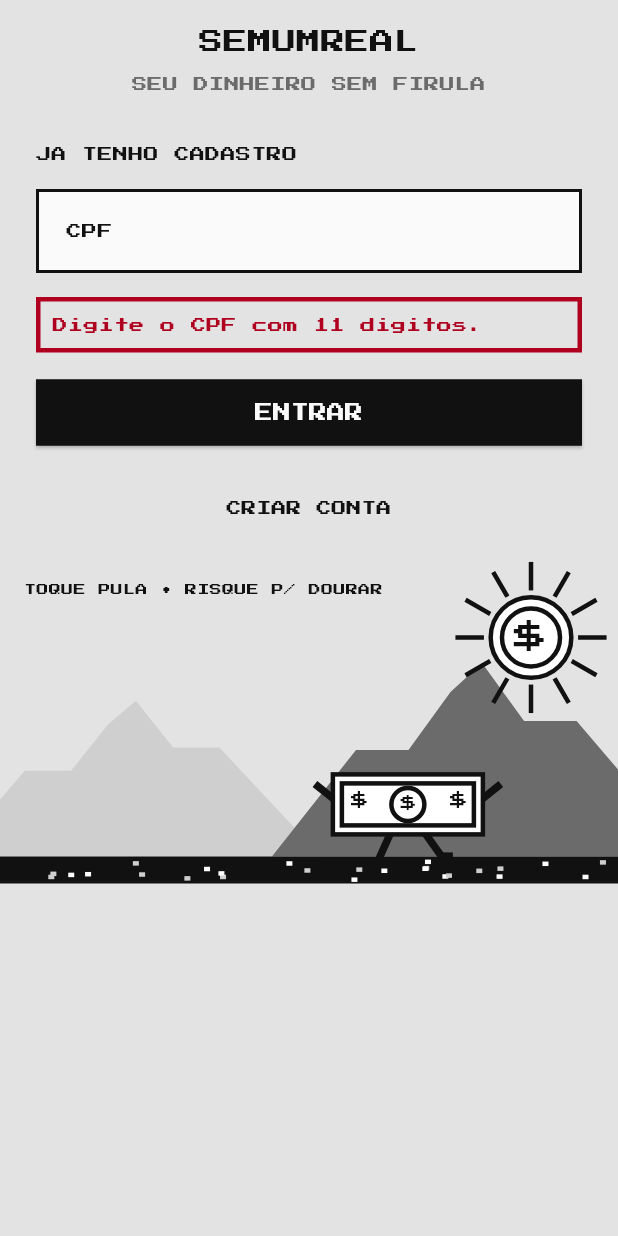
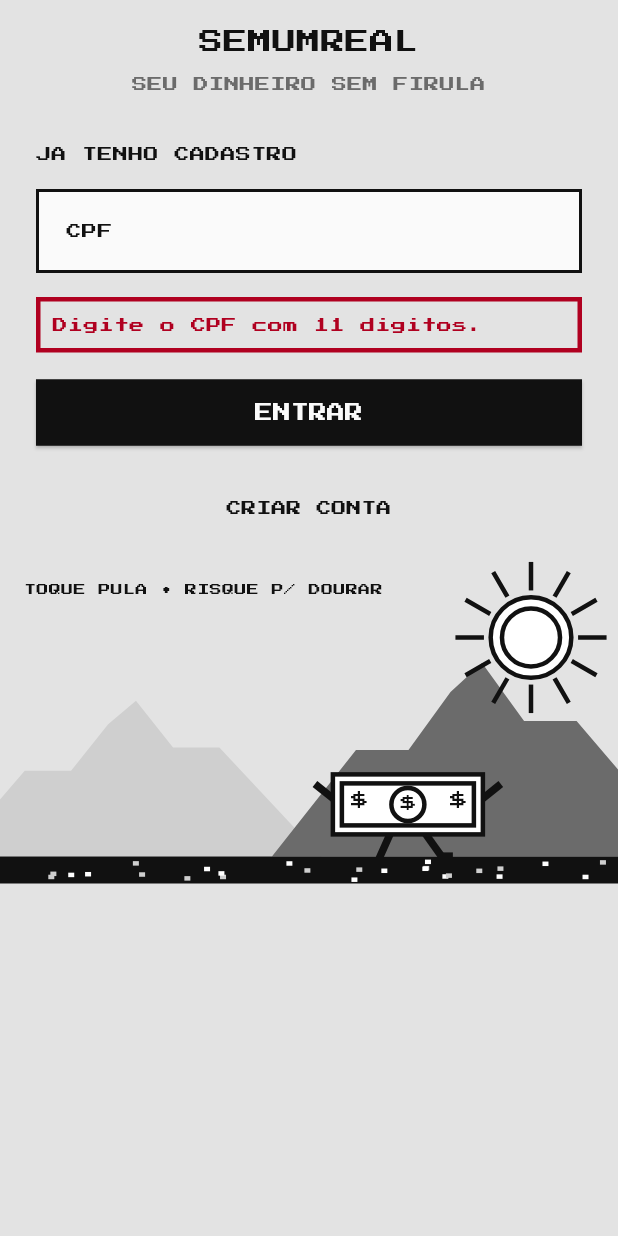
Before and after one commit to henriquecapi/capi-bank, a Flutter app: the screen it shows after launch, after a tap on "ENTRAR", on a phone screen of 412 x 824 dp. Run offline on Flutter 3.47's test engine with Material 3 defaults, Android fonts, the phone set to English and light mode, and no system bars; our stand-ins replace google_fonts, shared_preferences.

Commit message:
Sol sem $, sem percentual; dinheirinho carrega em verde junto com o sol amarelo

```diff
--- a/lib/theme/app_theme.dart
+++ b/lib/theme/app_theme.dart
@@ -20,6 +20,9 @@ class AppColors {
   // Dourado so do efeito de riscar: sol vira moedinha dourada.
   static const Color gold = Color(0xFFFFC107);
   static const Color goldDark = Color(0xFFB8860B);
+  // Verde so do efeito de riscar: o dinheirinho carrega junto com o sol.
+  static const Color moneyGreen = Color(0xFF43A047);
+  static const Color moneyGreenDark = Color(0xFF2E7D32);
 }
 
 /// Medidas de layout do SemUmReal original.
--- a/lib/widgets/coin_game.dart
+++ b/lib/widgets/coin_game.dart
@@ -1,18 +1,21 @@
 // Arte do joguinho — Capi-Bank
 // Traducao em CustomPaint da arte do login do SemUmReal (login-game.jpg):
-// sol-moeda com $ e raios, montanhas cinzas, chao preto pixelado e,
+// sol sem $ no meio e com raios, montanhas cinzas, chao preto pixelado e,
 // embaixo, um dolarzinho (nota de dolar com bracos e pernas) correndo
 // da esquerda para a direita, estilo Mario side-scroller.
-// So preto, branco e cinza — nada de verde. Animado com
+// Base preto, branco e cinza. Animado com
 // AnimationController; ha tambem uma versao estatica para telas vazias.
+// Carregar (segurar e riscar): o sol vira moeda amarela e o
+// dinheirinho carrega junto, ficando verde — os dois com o mesmo
+// progresso, sem mostrar percentual.
 
 import 'dart:math' as math;
 import 'package:flutter/material.dart';
 import 'package:google_fonts/google_fonts.dart';
 import '../theme/app_theme.dart';
 
-/// Sol-moeda estatico: circulo com $ no meio e raios em volta.
-/// [gold] 0 = sol branco P&B, 1 = moedinha totalmente dourada.
+/// Sol estatico: circulo sem $ no meio, so com raios em volta.
+/// [gold] 0 = sol branco P&B, 1 = moedinha totalmente dourada/amarela.
 class PixelSunCoin extends StatelessWidget {
   final double size;
   final double gold;
@@ -68,21 +71,7 @@ class _SunCoinPainter extends CustomPainter {
     canvas.drawCircle(c, r, fill);
     canvas.drawCircle(c, r, ink);
     canvas.drawCircle(c, r * 0.72, ink);
-
-    final tp = TextPainter(
-      text: TextSpan(
-        text: '\$',
-        style: GoogleFonts.pressStart2p(
-          fontSize: r * 0.85,
-          color: AppColors.ink,
-        ),
-      ),
-      textDirection: TextDirection.ltr,
-    )..layout();
-    tp.paint(
-      canvas,
-      Offset(c.dx - tp.width / 2, c.dy - tp.height / 2),
-    );
+    // Sem $ no meio do sol — fica so o circulo limpo.
   }
 
   @override
@@ -94,12 +83,17 @@ class _SunCoinPainter extends CustomPainter {
 /// [jump] 0 no chao, 1 no auge do pulo: no ar as pernas fecham
 /// e ficam paradas juntas; ao voltar ao chao, abrem de novo
 /// e a corrida continua.
+/// [green] 0 = nota branca P&B, 1 = nota totalmente verde.
+/// Carrega junto com o sol (mesmo progresso do riscar):
+/// sol vira moeda amarela, dinheiro vira verde.
 class _DollarBillPainter extends CustomPainter {
   final int phase; // 0 ou 1
   final double bob; // 0..1, altura do pulo
   final double jump; // 0..1, quanto do pulo do toque
+  final double green; // 0..1, quanto o dinheiro ja carregou
 
-  _DollarBillPainter({required this.phase, required this.bob, this.jump = 0});
+  _DollarBillPainter(
+      {required this.phase, required this.bob, this.jump = 0, this.green = 0});
 
   @override
   void paint(Canvas canvas, Size size) {
@@ -111,8 +105,9 @@ class _DollarBillPainter extends CustomPainter {
     final inkFill = Paint()
       ..color = AppColors.ink
       ..style = PaintingStyle.fill;
-    final whiteFill = Paint()
-      ..color = Colors.white
+    // A nota carrega em verde junto com o sol: 0 = branca, 1 = verde.
+    final billFill = Paint()
+      ..color = Color.lerp(Colors.white, AppColors.moneyGreen, green)!
       ..style = PaintingStyle.fill;
 
     // Pulo: o corpo inteiro sobe alguns pixels no meio do passo.
@@ -150,7 +145,7 @@ class _DollarBillPainter extends CustomPainter {
 
     // --- Corpo: a nota ---
     const bill = Rect.fromLTWH(10, 18, 100, 40);
-    canvas.drawRect(bill, whiteFill);
+    canvas.drawRect(bill, billFill);
     canvas.drawRect(bill, ink);
     canvas.drawRect(const Rect.fromLTWH(16, 24, 88, 28), ink);
 
@@ -170,14 +165,17 @@ class _DollarBillPainter extends CustomPainter {
     };
     dollar(12, const Offset(22, 30));
     dollar(12, const Offset(88, 30));
-    canvas.drawCircle(const Offset(60, 38), 11, whiteFill);
+    canvas.drawCircle(const Offset(60, 38), 11, billFill);
     canvas.drawCircle(const Offset(60, 38), 11, ink);
     dollar(11, const Offset(55, 32));
   }
 
   @override
   bool shouldRepaint(covariant _DollarBillPainter old) =>
-      old.phase != phase || old.bob != bob || old.jump != jump;
+      old.phase != phase ||
+      old.bob != bob ||
+      old.jump != jump ||
+      old.green != green;
 }
 
 /// Fundo da cena: ceu loginSky, montanhas cinzas e chao preto pixelado.
@@ -235,12 +233,14 @@ class _GameScenePainter extends CustomPainter {
   bool shouldRepaint(covariant CustomPainter old) => false;
 }
 
-/// Arte animada do login: sol-moeda em cima, dolarzinho correndo
+/// Arte animada do login: sol em cima, dolarzinho correndo
 /// da esquerda para a direita sobre o chao, estilo Mario.
 /// Interativa: toque rapido na area faz o dinheirinho pular.
 /// Segurar e riscar a area toda (dedo no celular, mouse no
-/// computador) vai revelando a moedinha dourada no lugar do sol,
-/// ate 100%; ao soltar, ela some suavemente. O sol tambem tem
+/// computador) vai revelando a moedinha dourada no lugar do sol
+/// e deixando o dinheirinho verde, os dois com o mesmo progresso;
+/// ao soltar, os dois voltam suavemente ao P&B. Sem percentual
+/// na tela — o carregamento se ve so pela cor. O sol tambem tem
 /// uma tremidinha de falha da Matrix de tempos em tempos.
 /// Nao e video — e animacao desenhada em CustomPaint, por isso
 /// responde ao toque.
@@ -369,8 +369,8 @@ class _CoinGameState extends State<CoinGame>
                         ),
                       ),
                     ),
-                    // Sol-moeda no canto superior direito, com
-                    // tremidinha da Matrix e virando moeda dourada
+                    // Sol no canto superior direito, sem $ no meio,
+                    // com tremidinha da Matrix e virando moeda dourada
                     // conforme o quanto foi riscado.
                     Positioned(
                       right: 16,
@@ -380,19 +380,6 @@ class _CoinGameState extends State<CoinGame>
                         child: PixelSunCoin(size: 84, gold: _scratch),
                       ),
                     ),
-                    // Porcentagem da moedinha, so enquanto risca.
-                    if (_scratch > 0)
-                      Positioned(
-                        right: 16,
-                        top: 92,
-                        child: Text(
-                          '${(_scratch * 100).round()}%',
-                          style: GoogleFonts.pressStart2p(
-                            fontSize: 10,
-                            color: AppColors.goldDark,
-                          ),
-                        ),
-                      ),
                     Positioned(
                       left: x,
                       bottom: 10 + jumpY,
@@ -405,6 +392,8 @@ class _CoinGameState extends State<CoinGame>
                             // No ar o balanco da corrida para, as pernas ficam fechadas.
                             bob: jumpProgress > 0.05 ? 0 : bob,
                             jump: jumpProgress,
+                            // Dinheiro carrega em verde junto com o sol.
+                            green: _scratch,
                           ),
                         ),
                       ),
```
